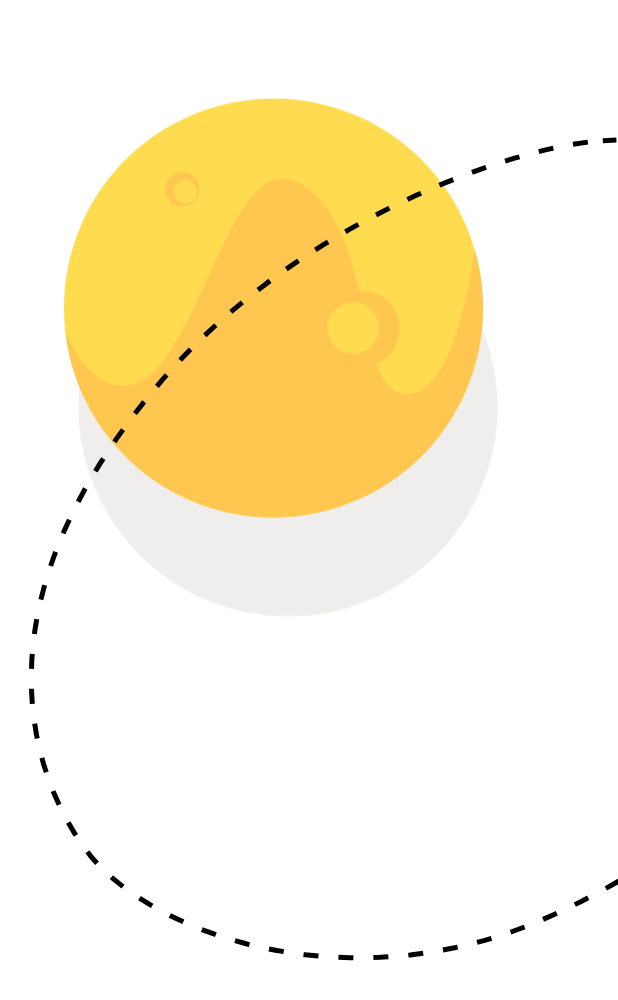
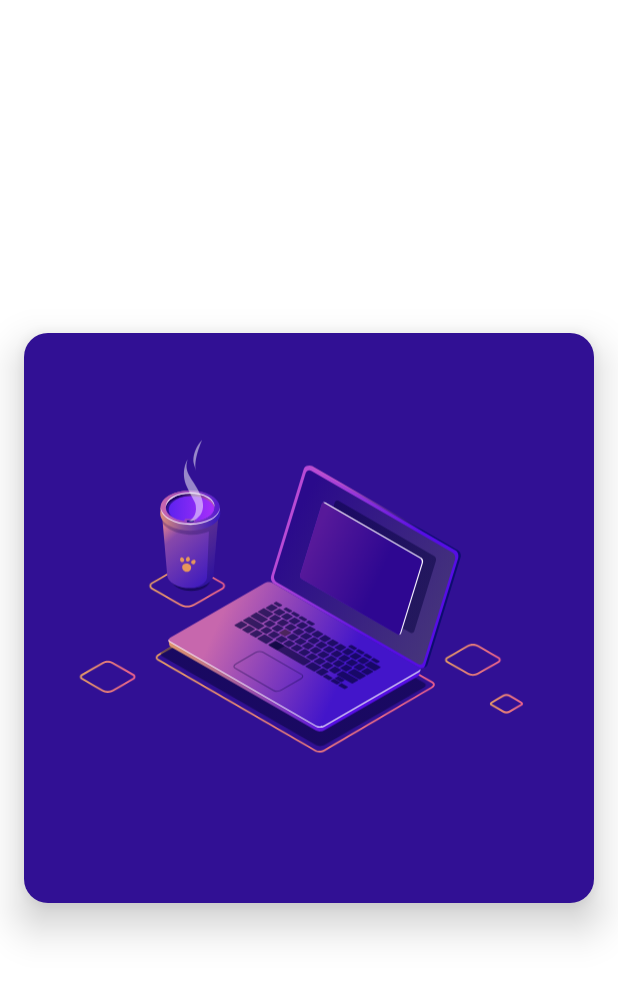
Before and after one commit to sagar-viradiya/koreography, an Android app built with Jetpack Compose: the screen it shows after launch (MainActivity), on a phone screen of 412 x 824 dp. Shown: the top 1000 px of the screen. Run offline under Robolectric (Android 15) with nearby library versions, the phone set to English and light mode, and no system bars.

Commit message:
Sample app enhancement
- Add horizontal pager to show all animations
- Put all animations within card

```diff
--- a/app/src/main/java/com/sagar/koreography/FloatingMachineAnimation.kt
+++ b/app/src/main/java/com/sagar/koreography/FloatingMachineAnimation.kt
@@ -24,13 +24,15 @@ import androidx.compose.animation.core.infiniteRepeatable
 import androidx.compose.animation.core.spring
 import androidx.compose.animation.core.tween
 import androidx.compose.foundation.Image
-import androidx.compose.foundation.background
 import androidx.compose.foundation.layout.Box
+import androidx.compose.foundation.layout.fillMaxSize
 import androidx.compose.foundation.layout.fillMaxWidth
-import androidx.compose.foundation.layout.padding
+import androidx.compose.foundation.shape.RoundedCornerShape
+import androidx.compose.material.Card
 import androidx.compose.runtime.Composable
 import androidx.compose.runtime.LaunchedEffect
 import androidx.compose.runtime.remember
+import androidx.compose.ui.Alignment
 import androidx.compose.ui.Modifier
 import androidx.compose.ui.graphics.Color
 import androidx.compose.ui.graphics.TransformOrigin
@@ -169,12 +171,15 @@ fun FloatingMachineAnimation() {
         )
     }
 
-    Box(
+    Box(modifier = Modifier.fillMaxSize(), contentAlignment = Alignment.Center) {
+        Card(
             modifier = Modifier
-            .fillMaxWidth()
-            .padding(16.dp)
-            .background(color = Color(0xFF311094))
+                .fillMaxWidth(),
+            shape = RoundedCornerShape(16.dp),
+            elevation = 16.dp,
+            backgroundColor = Color(0xFF311094)
         ) {
+
             Image(modifier = Modifier.graphicsLayer {
                 scaleY = squareScale.value
                 scaleX = squareScale.value
@@ -277,6 +282,8 @@ fun FloatingMachineAnimation() {
                 contentDescription = null
             )
         }
+    }
+
 
     // Start the koreography
     LaunchedEffect(true) {
--- a/app/src/main/java/com/sagar/koreography/MainActivity.kt
+++ b/app/src/main/java/com/sagar/koreography/MainActivity.kt
@@ -19,11 +19,14 @@ package com.sagar.koreography
 import android.os.Bundle
 import androidx.activity.ComponentActivity
 import androidx.activity.compose.setContent
+import androidx.compose.foundation.ExperimentalFoundationApi
 import androidx.compose.foundation.layout.*
+import androidx.compose.foundation.pager.HorizontalPager
 import androidx.compose.material.MaterialTheme
 import androidx.compose.material.Surface
 import androidx.compose.runtime.*
 import androidx.compose.ui.Modifier
+import androidx.compose.ui.unit.dp
 
 class MainActivity : ComponentActivity() {
     override fun onCreate(savedInstanceState: Bundle?) {
@@ -39,7 +42,25 @@ class MainActivity : ComponentActivity() {
     }
 }
 
+@OptIn(ExperimentalFoundationApi::class)
 @Composable
 private fun MainScreen() {
-    SatelliteAnimation()
+
+    Box {
+        HorizontalPager(
+            modifier = Modifier.fillMaxSize(),
+            pageCount = 6,
+            contentPadding = PaddingValues(16.dp),
+            pageSpacing = 16.dp
+        ) { pageNumber ->
+            when(pageNumber) {
+                0 -> FloatingMachineAnimation()
+                1 -> NFCAnimation()
+                2 -> LoadingAnimation()
+                3 -> SatelliteAnimation()
+                4 -> MeditationAnimation()
+                5 -> RangoliAnimation()
+            }
+        }
+    }
 }
--- a/app/src/main/res/drawable/meditation.xml
+++ b/app/src/main/res/drawable/meditation.xml
@@ -15,8 +15,8 @@
   -->
 
 <vector xmlns:android="http://schemas.android.com/apk/res/android"
-    android:width="865.76dp"
-    android:height="682.89dp"
+    android:width="365.76dp"
+    android:height="282.89dp"
     android:viewportWidth="865.76"
     android:viewportHeight="682.89">
 
--- a/app/src/main/res/drawable/meditation_aura.xml
+++ b/app/src/main/res/drawable/meditation_aura.xml
@@ -15,8 +15,8 @@
   -->
 
 <vector xmlns:android="http://schemas.android.com/apk/res/android"
-    android:width="865.76dp"
-    android:height="682.89dp"
+    android:width="365.76dp"
+    android:height="282.89dp"
     android:viewportWidth="865.76"
     android:viewportHeight="682.89">
 
--- a/app/src/main/res/drawable/meditation_shadow.xml
+++ b/app/src/main/res/drawable/meditation_shadow.xml
@@ -15,8 +15,8 @@
   -->
 
 <vector xmlns:android="http://schemas.android.com/apk/res/android"
-    android:width="865.76dp"
-    android:height="682.89dp"
+    android:width="365.76dp"
+    android:height="282.89dp"
     android:viewportWidth="865.76"
     android:viewportHeight="682.89">
 
```
Also changed, not shown: app/src/main/java/com/sagar/koreography/LoadingAnimation.kt (+13 -11 lines), app/src/main/java/com/sagar/koreography/MeditationAnimation.kt (+42 -6 lines), app/src/main/java/com/sagar/koreography/NFCAnimation.kt (+7 -4 lines), app/src/main/java/com/sagar/koreography/RangoliAnimation.kt (+12 -1 lines), app/src/main/java/com/sagar/koreography/SatelliteAnimation.kt (+13 -1 lines). Lines whose indentation alone changed are shown as unchanged.
